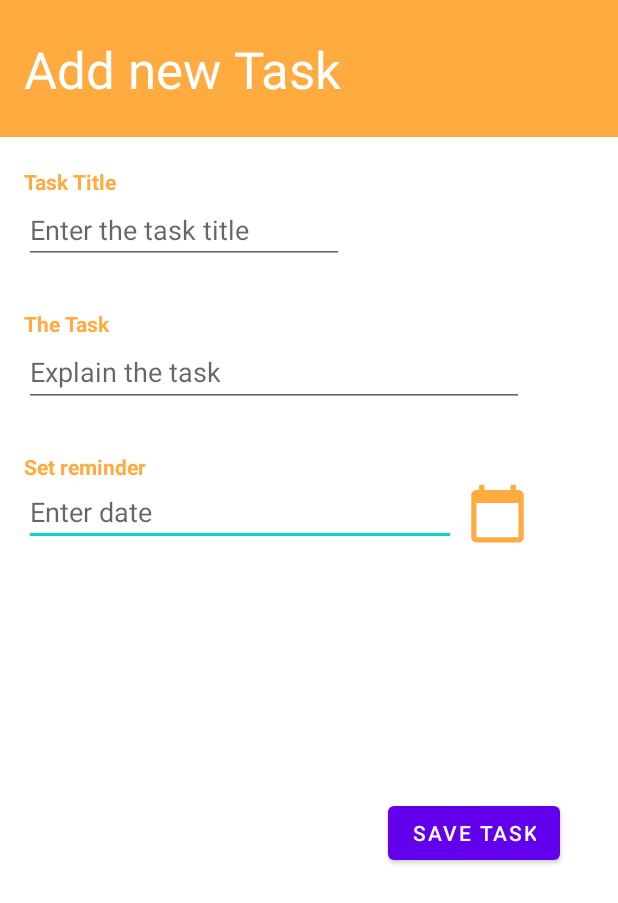
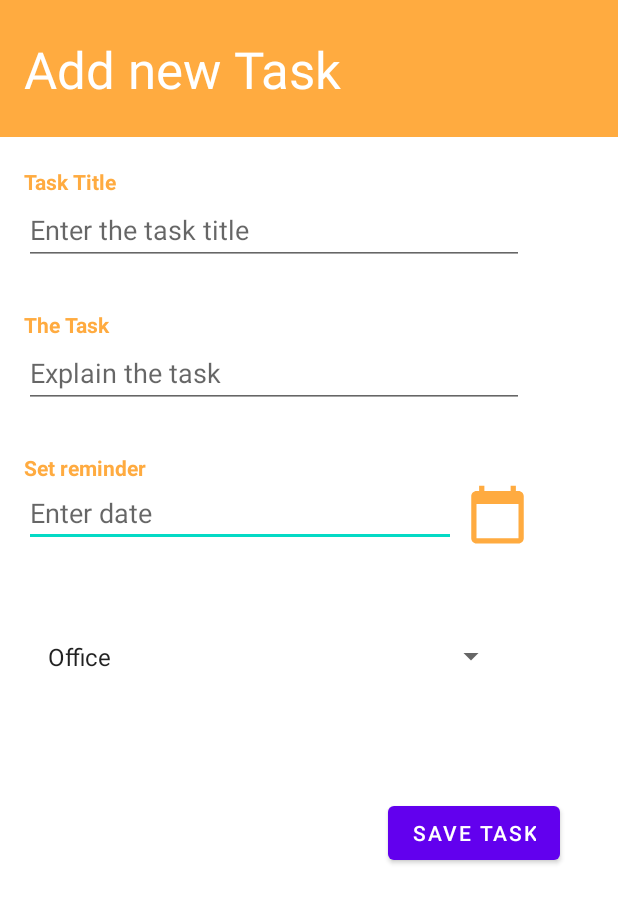
Before and after one commit to soham04/ToDo_app, an Android app: the screen it shows after launch (editTodo), after a tap on "Add TODO", on a phone screen of 412 x 824 dp. Shown: the top 903 px of the screen. Run offline under Robolectric (Android 15) with nearby library versions, the phone set to English and light mode, and no system bars; our stand-ins replace Room's generated code.

Commit message:
Made changes

```diff
--- a/app/build.gradle
+++ b/app/build.gradle
@@ -54,6 +54,9 @@ dependencies {
 
     kapt "androidx.room:room-compiler:2.3.0"
 
+    implementation 'org.jetbrains.kotlinx:kotlinx-coroutines-android:1.4.1'
+    implementation("androidx.lifecycle:lifecycle-runtime-ktx:2.3.1")
+
 
     implementation 'androidx.room:room-ktx:2.3.0'
     kapt "androidx.room:room-compiler:2.3.0"
--- a/app/src/main/java/com/soham/todo/AppDataBase.kt
+++ b/app/src/main/java/com/soham/todo/AppDataBase.kt
@@ -1,9 +1,37 @@
 package com.soham.todo
 
+import android.content.Context
 import androidx.room.Database
+import androidx.room.Room
 import androidx.room.RoomDatabase
+import androidx.room.TypeConverters
 
 @Database(entities = [Todo::class], version = 1, exportSchema = false)
+@TypeConverters(dateConverter::class)
 abstract class AppDataBase : RoomDatabase() {
     abstract fun DAO1(): DAO
+
+//
+//    companion object {
+//        // Singleton prevents multiple instances of database opening at the
+//        // same time.
+//        @Volatile
+//        private var INSTANCE: AppDataBase? = null
+//
+//        fun getDatabase(context: Context): AppDataBase {
+//            // if the INSTANCE is not null, then return it,
+//            // if it is, then create the database
+//            return INSTANCE ?: synchronized(this) {
+//                val instance = Room.databaseBuilder(
+//                    context.applicationContext,
+//                    AppDataBase::class.java,
+//                    "todo.db"
+//                ).build()
+//                INSTANCE = instance
+//                // return instance
+//                instance
+//            }
+//        }
+//    }
+
 }
--- a/app/src/main/java/com/soham/todo/DAO.kt
+++ b/app/src/main/java/com/soham/todo/DAO.kt
@@ -3,13 +3,14 @@ package com.soham.todo
 import androidx.lifecycle.LiveData
 import androidx.room.Dao
 import androidx.room.Insert
+import androidx.room.OnConflictStrategy
 import androidx.room.Query
 
 @Dao
 interface DAO {
 
-    @Insert()
-    suspend fun insertTodo(todo: Todo): Long
+    @Insert(onConflict = OnConflictStrategy.IGNORE)
+    fun insertTodo(todo: Todo): Long
 
     @Query("SELECT * from todoTable where isFinished != -1")
     fun getTask(): LiveData<List<Todo>>
--- a/app/src/main/java/com/soham/todo/MainActivity.kt
+++ b/app/src/main/java/com/soham/todo/MainActivity.kt
@@ -5,9 +5,28 @@ import android.os.Bundle
 import android.view.Menu
 import android.view.MenuItem
 import androidx.appcompat.app.AppCompatActivity
+import androidx.lifecycle.Observer
+import androidx.recyclerview.widget.LinearLayoutManager
+import androidx.room.Room
+import com.soham.rcv_prac.myAdapter
 import kotlinx.android.synthetic.main.activity_main.*
+import kotlinx.coroutines.*
 
 class MainActivity : AppCompatActivity() {
+
+    private val db by lazy {
+        Room.databaseBuilder(
+            this,
+            AppDataBase::class.java,
+            "todo.db"
+        ).allowMainThreadQueries()
+            .fallbackToDestructiveMigration()
+            .build()
+    }
+
+    val ls = arrayListOf<Todo>()
+    private val ad = myAdapter(ls)
+
     override fun onCreate(savedInstanceState: Bundle?) {
         super.onCreate(savedInstanceState)
 
@@ -17,6 +36,24 @@ class MainActivity : AppCompatActivity() {
         floatingActionButton.setOnClickListener {
             val i = Intent(this, editTodo::class.java)
             startActivity(i)
+        }
+
+
+
+        db.DAO1().getTask().observe(this, Observer {
+            if (!it.isNullOrEmpty()) {
+                ls.clear()
+                ls.addAll(it)
+                ad.notifyDataSetChanged()
+            } else {
+                ls.clear()
+                ad.notifyDataSetChanged()
+            }
+        })
+
+        recyclerView.apply {
+            layoutManager = LinearLayoutManager(this@MainActivity)
+            adapter = ad
         }
     }
 
--- a/app/src/main/java/com/soham/todo/editTodo.kt
+++ b/app/src/main/java/com/soham/todo/editTodo.kt
@@ -1,18 +1,23 @@
 package com.soham.todo
 
 import android.app.DatePickerDialog
+import android.app.TimePickerDialog
 import android.os.Bundle
 import android.view.View
+import android.widget.ArrayAdapter
 import android.widget.DatePicker
+import android.widget.TimePicker
+import android.widget.Toast
 import androidx.appcompat.app.AppCompatActivity
 import androidx.room.Room
 import kotlinx.android.synthetic.main.activity_edit_todo.*
 import java.text.SimpleDateFormat
 import java.util.*
 
+
 const val DB_NAME = "todo.db"
 
-class editTodo : AppCompatActivity() {
+class editTodo : AppCompatActivity(), View.OnClickListener {
 
     private val db by lazy {
         Room.databaseBuilder(
@@ -24,12 +29,50 @@ class editTodo : AppCompatActivity() {
             .build()
     }
 
+    lateinit var tmpCalender: Calendar
+
+    private val categoryList = arrayListOf<String>("Office", "Insurance", "Bussiness", "Travel", "Family", "Shopping")
+
     override fun onCreate(savedInstanceState: Bundle?) {
         super.onCreate(savedInstanceState)
         setContentView(R.layout.activity_edit_todo)
 
-        dateSelector.setOnClickListener {
-            val tmpCalender = Calendar.getInstance()
+        val selectedDate = dateSelector.setOnClickListener(this)
+        timeSelector.setOnClickListener(this)
+        setupSpinner()
+
+        saveButton.setOnClickListener {
+            Toast.makeText(this, tmpCalender.time.toString(), Toast.LENGTH_LONG).show()
+
+            db.DAO1().insertTodo(
+                Todo(
+                    titleBox.text.toString(),
+                    explainBox.text.toString(), spinner.selectedItem.toString(), tmpCalender, 1, titleBox.text.hashCode().toLong()
+                )
+            )
+
+        }
+    }
+
+    private fun setupSpinner() {
+        val aa: ArrayAdapter<String> = ArrayAdapter<String>(
+            this, android.R.layout.simple_list_item_1,
+            categoryList
+        )
+//        aa.setDropDownViewResource(android.R.layout.simple_spinner_dropdown_item)
+        spinner.adapter = aa
+    }
+
+    override fun onClick(v: View) {
+        when (v.id) {
+            dateSelector.id -> makeDateSelector()
+            timeSelector.id -> makeTimeSelector()
+            spinner.id -> setupSpinner()
+        }
+    }
+
+    private fun makeDateSelector() {
+        tmpCalender = Calendar.getInstance()
         val dateSetListener = DatePickerDialog.OnDateSetListener { datePicker: DatePicker, year: Int, month: Int, dayOfMonth: Int ->
             tmpCalender.set(Calendar.YEAR, year)
             tmpCalender.set(Calendar.MONTH, month)
@@ -47,6 +90,30 @@ class editTodo : AppCompatActivity() {
         datePickerDialog.datePicker.minDate = System.currentTimeMillis()
         datePickerDialog.show()
     }
+
+    private fun makeTimeSelector() {
+        tmpCalender = Calendar.getInstance()
+        val dateSetListener = TimePickerDialog.OnTimeSetListener { timePicker: TimePicker, hourOfDay: Int, minute: Int ->
+            tmpCalender.set(Calendar.HOUR_OF_DAY, hourOfDay)
+            tmpCalender.set(Calendar.MINUTE, minute)
+            updateDate(tmpCalender)
+        }
+
+        val timePickerDialog = TimePickerDialog(
+            this,
+            dateSetListener,
+            tmpCalender.get(Calendar.HOUR_OF_DAY),
+            tmpCalender.get(Calendar.MINUTE),
+            false
+        )
+        timePickerDialog.show()
+        updateTime(tmpCalender)
+    }
+
+    private fun updateTime(tmpCalender: Calendar) {
+        val format = "h:mm a"
+        val sdf = SimpleDateFormat(format)
+        timeBox.setText(sdf.format(tmpCalender.time))
     }
 
     private fun updateDate(tmpCalender: Calendar) {
--- a/app/src/main/res/layout/activity_edit_todo.xml
+++ b/app/src/main/res/layout/activity_edit_todo.xml
@@ -22,13 +22,12 @@
 
     <EditText
         android:id="@+id/timeBox"
-        android:layout_width="289dp"
-        android:layout_height="39dp"
-        android:layout_marginTop="20dp"
+        android:layout_width="288dp"
+        android:layout_height="40dp"
         android:clickable="false"
         android:ems="10"
         android:hint="@string/enter_time"
-        android:inputType="textPersonName"
+        android:inputType="none"
         android:lines="6"
         android:minLines="3"
         android:singleLine="false"
@@ -45,7 +44,7 @@
         android:editable="false"
         android:ems="10"
         android:hint="Enter date"
-        android:inputType="textPersonName"
+        android:inputType="none"
         android:lines="6"
         android:minLines="3"
         android:singleLine="false"
@@ -121,8 +120,8 @@
 
     <EditText
         android:id="@+id/titleBox"
-        android:layout_width="wrap_content"
-        android:layout_height="wrap_content"
+        android:layout_width="333dp"
+        android:layout_height="46dp"
         android:ems="10"
         android:hint="@string/enter_the_task_title"
         android:inputType="textPersonName"
@@ -190,4 +189,15 @@
         app:srcCompat="@drawable/ic_baseline_calendar_today_24"
         app:tint="#FFAB40" />
 
+    <Spinner
+        android:id="@+id/spinner"
+        android:layout_width="322dp"
+        android:layout_height="26dp"
+        android:layout_marginTop="20dp"
+        android:dropDownWidth="wrap_content"
+        android:scrollbarSize="10dp"
+        android:spinnerMode="dropdown"
+        app:layout_constraintStart_toStartOf="@+id/guideline5"
+        app:layout_constraintTop_toBottomOf="@+id/timeBox" />
+
 </androidx.constraintlayout.widget.ConstraintLayout>
--- a/app/src/main/res/layout/activity_main.xml
+++ b/app/src/main/res/layout/activity_main.xml
@@ -29,7 +29,8 @@
         app:layout_constraintHorizontal_bias="1.0"
         app:layout_constraintStart_toStartOf="parent"
         app:layout_constraintTop_toBottomOf="@+id/materialToolbar"
-        app:layout_constraintVertical_bias="0.0" />
+        app:layout_constraintVertical_bias="0.0"
+        tools:listitem="@layout/todo_item_view" />
 
     <com.google.android.material.floatingactionbutton.FloatingActionButton
         android:id="@+id/floatingActionButton"
```
Also changed, not shown: app/src/main/java/com/soham/todo/Todo.kt (+5 -2 lines), app/src/main/java/com/soham/todo/dateConverter.kt (added, +48 -0 lines), app/src/main/java/com/soham/todo/myAdapter.kt (added, +57 -0 lines), app/src/main/res/layout/todo_item_view.xml (added, +72 -0 lines). Lines whose indentation alone changed are shown as unchanged.
